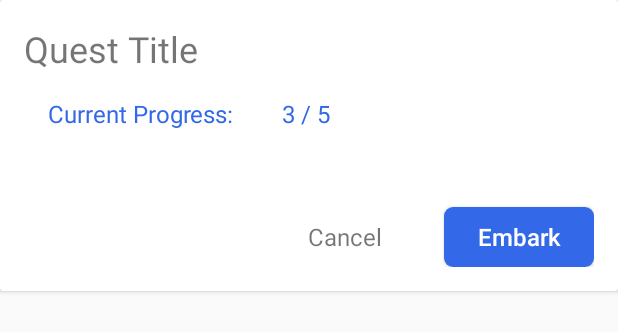
After one commit to MonoChromeLight/DietRPG, an Android app: the layout dialog_questinfo.xml on its own in the app's theme, with its tools: preview values and no code run, on a phone screen of 412 x 824 dp. The commit adds this screen. Shown: the top 332 px of the screen. Run offline under Robolectric (Android 15) with nearby library versions, the phone set to English and light mode, and no system bars.

Commit message:
Added quest description dialog

```diff
--- a/app/src/main/java/edu/odu/cs/zomp/dietapp/data/models/QuestProgress.java
+++ b/app/src/main/java/edu/odu/cs/zomp/dietapp/data/models/QuestProgress.java
@@ -7,14 +7,16 @@ public class QuestProgress implements Parcelable {
 
     public String id;
     public String questName;
+    public String questDescription;
     public int currentSegment;
     public int totalSegments;
 
     public QuestProgress() { }
 
-    public QuestProgress(String id, String questName, int currentSegment, int totalSegments) {
+    public QuestProgress(String id, String questName, String questDescription, int currentSegment, int totalSegments) {
         this.id = id;
         this.questName = questName;
+        this.questDescription = questDescription;
         this.currentSegment = currentSegment;
         this.totalSegments = totalSegments;
     }
@@ -25,6 +27,7 @@ public class QuestProgress implements Parcelable {
     @Override public void writeToParcel(Parcel dest, int flags) {
         dest.writeString(this.id);
         dest.writeString(this.questName);
+        dest.writeString(this.questDescription);
         dest.writeInt(this.currentSegment);
         dest.writeInt(this.totalSegments);
     }
@@ -32,6 +35,7 @@ public class QuestProgress implements Parcelable {
     protected QuestProgress(Parcel in) {
         this.id = in.readString();
         this.questName = in.readString();
+        this.questDescription = in.readString();
         this.currentSegment = in.readInt();
         this.totalSegments = in.readInt();
     }
--- a/app/src/main/res/drawable/bg_btn_primary.xml
+++ b/app/src/main/res/drawable/bg_btn_primary.xml
@@ -2,6 +2,6 @@
 <shape
     xmlns:android="http://schemas.android.com/apk/res/android">
 
-    <solid android:color="@color/colorPrimary" />
-    <corners android:radius="4dp" />
+    <solid android:color="@color/googleBlue" />
+    <corners android:radius="6dp" />
 </shape>
--- /dev/null
+++ b/app/src/main/res/layout/dialog_questinfo.xml
@@ -0,0 +1,88 @@
+<?xml version="1.0" encoding="utf-8"?>
+<android.support.v7.widget.CardView
+    xmlns:android="http://schemas.android.com/apk/res/android"
+    xmlns:app="http://schemas.android.com/apk/res-auto"
+    xmlns:tools="http://schemas.android.com/tools"
+    android:id="@+id/dialog_questInfo_root"
+    android:layout_width="match_parent"
+    android:layout_height="wrap_content"
+    app:contentPadding="16dp">
+
+    <ScrollView
+        android:layout_width="match_parent"
+        android:layout_height="match_parent"
+        android:scrollbars="none"
+        android:fillViewport="true">
+
+        <RelativeLayout
+            android:layout_width="match_parent"
+            android:layout_height="match_parent"
+            android:gravity="center_horizontal">
+
+            <TextView
+                android:id="@+id/dialog_questInfo_title"
+                android:layout_width="wrap_content"
+                android:layout_height="wrap_content"
+                android:layout_alignParentTop="true"
+                android:textSize="24sp"
+                tools:text="Quest Title"/>
+
+            <TextView
+                android:id="@+id/dialog_questInfo_progressFlv"
+                android:layout_width="wrap_content"
+                android:layout_height="wrap_content"
+                android:layout_below="@id/dialog_questInfo_title"
+                android:layout_margin="16dp"
+                android:textSize="16dp"
+                android:textColor="@color/googleBlue"
+                android:text="Current Progress:"/>
+
+
+            <TextView
+                android:id="@+id/dialog_questInfo_progressInfo"
+                android:layout_width="wrap_content"
+                android:layout_height="wrap_content"
+                android:layout_below="@id/dialog_questInfo_title"
+                android:layout_toEndOf="@id/dialog_questInfo_progressFlv"
+                android:layout_margin="16dp"
+                android:textSize="16dp"
+                android:textColor="@color/googleBlue"
+                tools:text="3 / 5"/>
+
+            <TextView
+                android:id="@+id/dialog_questInfo_description"
+                android:layout_width="match_parent"
+                android:layout_height="wrap_content"
+                android:layout_below="@id/dialog_questInfo_progressFlv"
+                android:gravity="center"
+                tools:text="@tools:sample/lorem/random"/>
+
+            <Button
+                android:id="@+id/dialog_questInfo_startBtn"
+                android:layout_width="100dp"
+                android:layout_height="40dp"
+                android:layout_marginTop="16dp"
+                android:gravity="center"
+                android:background="@drawable/bg_btn_primary"
+                android:text="Embark"
+                android:textSize="16dp"
+                android:textAllCaps="false"
+                android:textColor="@color/white"
+                android:layout_below="@id/dialog_questInfo_description"
+                android:layout_alignParentEnd="true"/>
+
+            <TextView
+                android:id="@+id/dialog_questInfo_cancelBtn"
+                android:layout_width="100dp"
+                android:layout_height="40dp"
+                android:layout_marginTop="16dp"
+                android:layout_marginEnd="16dp"
+                android:gravity="center"
+                android:text="Cancel"
+                android:textSize="16dp"
+                android:layout_below="@id/dialog_questInfo_description"
+                android:layout_toStartOf="@id/dialog_questInfo_startBtn"
+                />
+        </RelativeLayout>
+    </ScrollView>
+</android.support.v7.widget.CardView>
```
Also changed, not shown: app/src/main/java/edu/odu/cs/zomp/dietapp/ui/quests/QuestInfoDialog.java (added, +78 -0 lines), app/src/main/java/edu/odu/cs/zomp/dietapp/ui/quests/QuestsFragment.java (+27 -12 lines), app/src/main/java/edu/odu/cs/zomp/dietapp/util/CharacterUtil.java (+68 -38 lines), app/src/main/java/edu/odu/cs/zomp/dietapp/util/Constants.java (+29 -0 lines).
